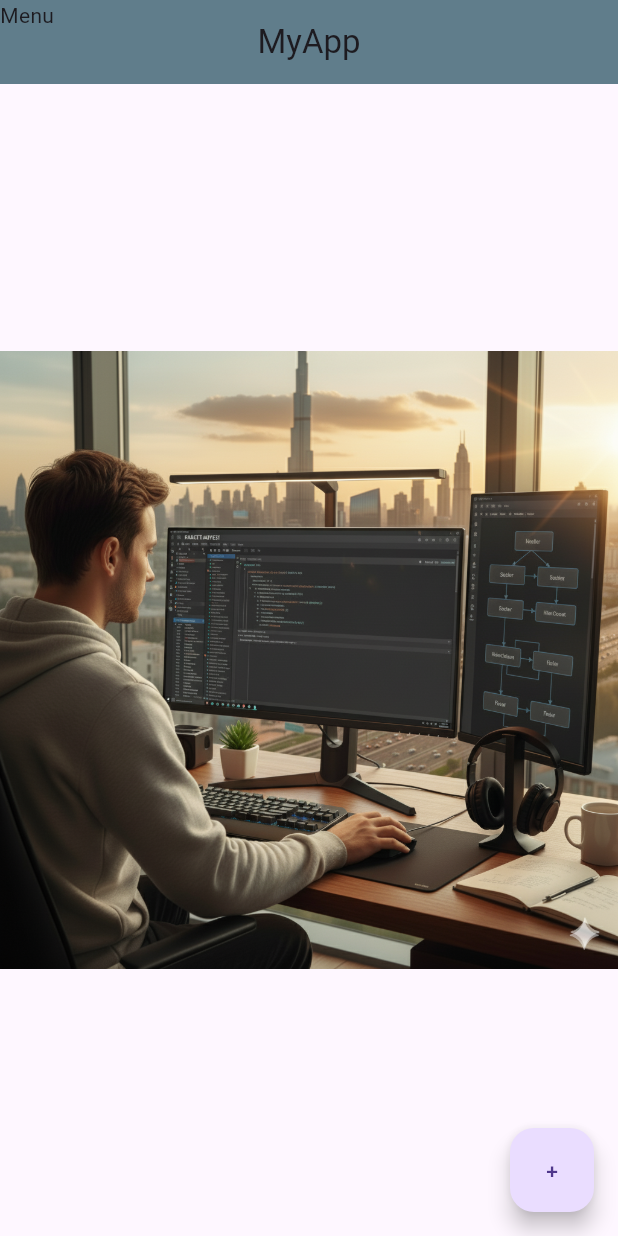
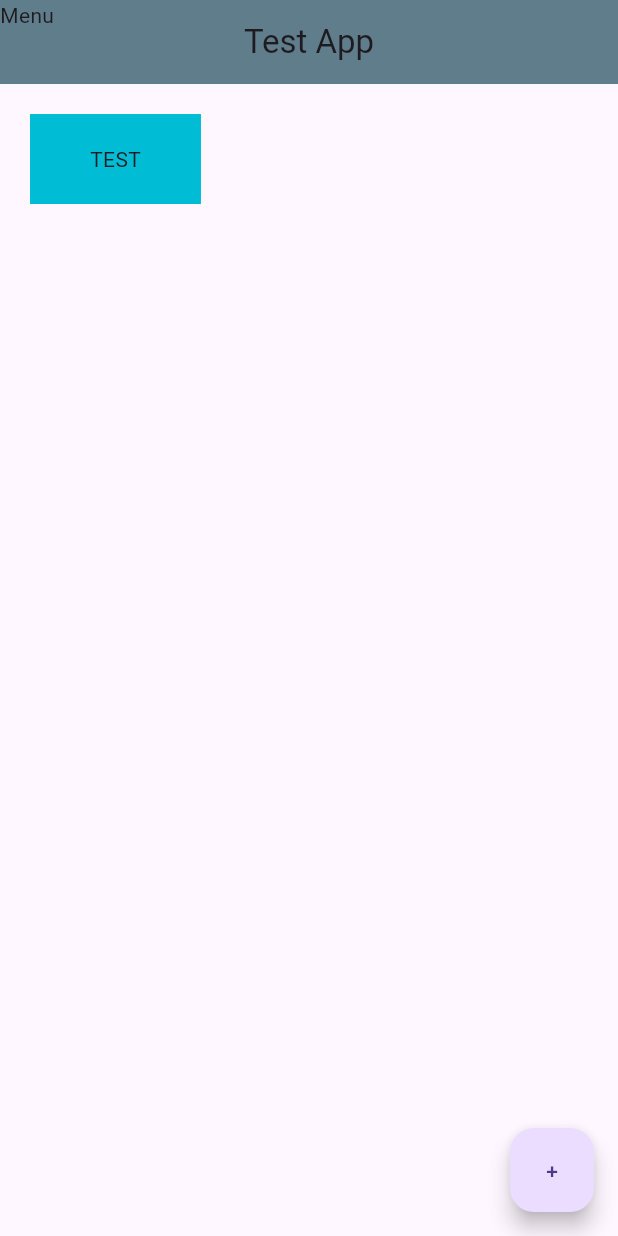
Before and after one commit to rasim-hesenov/flutter_tutorial, a Flutter app: the screen it shows after launch, on a phone screen of 412 x 824 dp. Run offline on Flutter 3.47's test engine with Material 3 defaults, Android fonts, the phone set to English and light mode, and no system bars; our stand-ins replace google_fonts; Roboto replaces fonts that are missing (Acme).

Commit message:
added padding

```diff
--- a/lib/main.dart
+++ b/lib/main.dart
@@ -22,14 +22,20 @@ class _MyAppState extends State<MyApp> {
       theme: ThemeData(textTheme: GoogleFonts.acmeTextTheme()),
       home: Scaffold(
         appBar: AppBar(
-          title: Text("MyApp"),
+          title: Text("Test App"),
           centerTitle: true,
           backgroundColor: Colors.blueGrey,
           leading: Text("Menu"),
         ),
-        body: Center(
-          child: Image.asset("lib/assets/images/coder-in-dubai.png")
+         body: Container(
+          margin: EdgeInsets.all(20.0),
+          padding: EdgeInsets.fromLTRB(40, 20, 40, 20),
+          color: Colors.cyan,
+          child: Text("TEST"),
         ),
+        // Center(
+        //   child: Image.asset("lib/assets/images/coder-in-dubai.png")
+        // ),
         floatingActionButton: FloatingActionButton(
           onPressed: () {
             setState(() {
```
